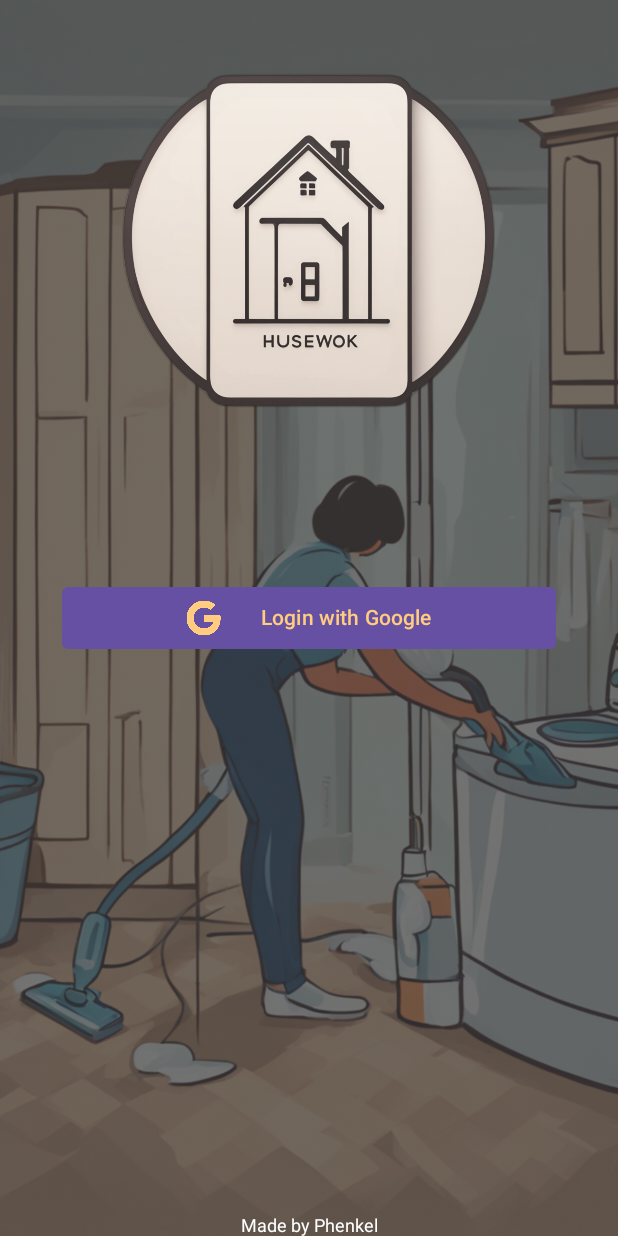
After one commit to Phenkel/Abschlussprojekt_Kotlin_Husewok, an Android app built with Jetpack Compose: the LoginScreen screen opened through its navigation route, on a phone screen of 412 x 824 dp. The commit adds this screen. Run offline under Robolectric (Android 15) with nearby library versions, the phone set to English and light mode, and no system bars; our stand-ins replace Room's generated code, constraintlayout-compose; libraries missing offline, so code that uses them is left out: com.exyte.animatednavbar; 1 statement that could not run was skipped.

Commit message:
feat: Navigation
Add navigation

```diff
--- a/app/build.gradle.kts
+++ b/app/build.gradle.kts
@@ -106,4 +106,6 @@ dependencies {
     implementation("com.github.popovanton0:heart-switch:1.4.0")
 
     implementation("com.github.SimformSolutionsPvtLtd:SSJetpackComposeSwipeableView:1.0.1")
+
+    implementation("androidx.navigation:navigation-compose:2.7.4")
 }
--- /dev/null
+++ b/app/src/main/java/com/example/abschlussprojekt_husewok/ui/Navigation.kt
@@ -0,0 +1,24 @@
+package com.example.abschlussprojekt_husewok.ui
+
+import androidx.compose.runtime.Composable
+import androidx.navigation.NavHostController
+import androidx.navigation.compose.NavHost
+import androidx.navigation.compose.composable
+import com.example.abschlussprojekt_husewok.ui.theme.layout.AddTaskScreen
+import com.example.abschlussprojekt_husewok.ui.theme.layout.DetailScreen
+import com.example.abschlussprojekt_husewok.ui.theme.layout.HomeScreen
+import com.example.abschlussprojekt_husewok.ui.theme.layout.ListScreen
+import com.example.abschlussprojekt_husewok.ui.theme.layout.LoginScreen
+import com.example.abschlussprojekt_husewok.ui.theme.layout.ProfileScreen
+
+@Composable
+fun NavigationAppHost(navController: NavHostController) {
+    NavHost(navController = navController, startDestination = "Home") {
+        composable("login") { LoginScreen(navController) }
+        composable("home") { HomeScreen(navController) }
+        composable("list") { ListScreen(navController) }
+        composable("detail") { DetailScreen(navController) }
+        composable("addTask") { AddTaskScreen(navController) }
+        composable("profile") { ProfileScreen(navController) }
+    }
+}
--- a/app/src/main/java/com/example/abschlussprojekt_husewok/ui/components/AnimatedBottomAppBar.kt
+++ b/app/src/main/java/com/example/abschlussprojekt_husewok/ui/components/AnimatedBottomAppBar.kt
@@ -7,12 +7,15 @@ import androidx.compose.foundation.layout.height
 import androidx.compose.foundation.layout.size
 import androidx.compose.runtime.Composable
 import androidx.compose.runtime.getValue
+import androidx.compose.runtime.mutableIntStateOf
 import androidx.compose.runtime.mutableStateOf
 import androidx.compose.runtime.remember
 import androidx.compose.runtime.setValue
 import androidx.compose.ui.Alignment
 import androidx.compose.ui.Modifier
 import androidx.compose.ui.tooling.preview.Preview
+import androidx.navigation.NavController
+import androidx.navigation.compose.rememberNavController
 import com.example.abschlussprojekt_husewok.R
 import com.example.abschlussprojekt_husewok.ui.calc.Dimension
 import com.example.abschlussprojekt_husewok.ui.calc.calcDp
@@ -23,21 +26,37 @@ import com.example.abschlussprojekt_husewok.ui.theme.Purple80
 import com.exyte.animatednavbar.AnimatedNavigationBar
 import com.exyte.animatednavbar.items.wigglebutton.WiggleButton
 
-// TODO: Navigation
 @Preview
 @Composable
-fun AnimatedBottomAppBar() {
+fun PreviewAnimatedBottomAppBar() {
+    AnimatedBottomAppBar(
+        navController = rememberNavController(),
+        page = 0,
+        homeSelected = true,
+        listSelected = false,
+        profileSelected = false
+    )
+}
+
+@Composable
+fun AnimatedBottomAppBar(
+    navController: NavController,
+    page: Int,
+    homeSelected: Boolean,
+    listSelected: Boolean,
+    profileSelected: Boolean
+) {
     var selected by remember {
-        mutableStateOf(0)
+        mutableIntStateOf(page)
     }
     var home by remember {
-        mutableStateOf(true)
+        mutableStateOf(homeSelected)
     }
     var list by remember {
-        mutableStateOf(false)
+        mutableStateOf(listSelected)
     }
     var profile by remember {
-        mutableStateOf(false)
+        mutableStateOf(profileSelected)
     }
 
     AnimatedNavigationBar(
@@ -56,6 +75,7 @@ fun AnimatedBottomAppBar() {
                     home = true
                     list = false
                     profile = false
+                    navController.navigate("home")
                 },
                 icon = R.drawable.ic_house,
                 backgroundIcon = R.drawable.ic_circle,
@@ -76,6 +96,7 @@ fun AnimatedBottomAppBar() {
                     home = false
                     list = true
                     profile = false
+                    navController.navigate("list")
                 },
                 icon = R.drawable.ic_list,
                 backgroundIcon = R.drawable.ic_circle,
@@ -96,6 +117,7 @@ fun AnimatedBottomAppBar() {
                     home = false
                     list = false
                     profile = true
+                    navController.navigate("profile")
                 },
                 icon = R.drawable.ic_profile,
                 backgroundIcon = R.drawable.ic_circle,
--- a/app/src/main/java/com/example/abschlussprojekt_husewok/ui/theme/layout/HomeScreen.kt
+++ b/app/src/main/java/com/example/abschlussprojekt_husewok/ui/theme/layout/HomeScreen.kt
@@ -19,12 +19,20 @@ import androidx.compose.ui.graphics.Color
 import androidx.compose.ui.layout.ContentScale
 import androidx.compose.ui.res.painterResource
 import androidx.compose.ui.tooling.preview.Preview
+import androidx.navigation.NavController
+import androidx.navigation.compose.rememberNavController
 import com.example.abschlussprojekt_husewok.R
 import com.example.abschlussprojekt_husewok.data.model.Housework
 import com.example.abschlussprojekt_husewok.ui.components.AnimatedBottomAppBar
 import com.example.abschlussprojekt_husewok.ui.components.HomeScreenTopAppBar
 import com.example.abschlussprojekt_husewok.ui.components.HomescreenCard
 import com.example.abschlussprojekt_husewok.ui.theme.backgroundGrey
+
+@Preview
+@Composable
+fun previewHomeScreen() {
+    HomeScreen(navController = rememberNavController())
+}
 
 /**
  * Composable function to display the home screen.
@@ -33,19 +41,20 @@ import com.example.abschlussprojekt_husewok.ui.theme.backgroundGrey
  * TODO: Buttons onClick
  */
 @OptIn(ExperimentalMaterial3Api::class)
-@Preview
 @Composable
-fun HomeScreen() {
+fun HomeScreen(navController: NavController) {
     // Create a state variable for the active housework
     val activeHousework by remember {
-        mutableStateOf(Housework(
+        mutableStateOf(
+            Housework(
                 image = R.drawable.img_organize_paperwork,
                 title = "Organize Paperwork",
                 task1 = "Sort and organize documents",
                 task2 = "File important papers",
                 task3 = "Shred or discard unnecessary documents",
                 lockDurationDays = 1
-        ))
+            )
+        )
     }
 
     // Create a state variable for the available skip coins
@@ -54,8 +63,7 @@ fun HomeScreen() {
     }
 
     // Define the layout for the screen
-    Scaffold(
-        containerColor = Color.Transparent,
+    Scaffold(containerColor = Color.Transparent,
         modifier = Modifier
             .background(color = backgroundGrey)
             .paint(
@@ -68,7 +76,7 @@ fun HomeScreen() {
         topBar = { HomeScreenTopAppBar() },
 
         // Display a bottomAppBar
-        bottomBar = { AnimatedBottomAppBar() },
+        bottomBar = { AnimatedBottomAppBar(navController, 0, true, false, false) },
 
         // Display the content of the layout
         content = { innerPadding ->
@@ -83,23 +91,16 @@ fun HomeScreen() {
             ) {
 
                 // Display a card to show the active housework
-                HomescreenCard(
-                    skipButtonEnabled = skipCoins > 0,
-                    skipButtonOnClick = {
+                HomescreenCard(skipButtonEnabled = skipCoins > 0, skipButtonOnClick = {
                     // TODO
-                    },
-                    doneButtonOnClick = {
+                }, doneButtonOnClick = {
                     // TODO
-                    },
-                    fabOnClick = {
+                }, fabOnClick = {
                     // TODO
-                    },
-                    iconButtonOnClick = {
+                }, iconButtonOnClick = {
                     // TODO
-                    },
-                    housework = activeHousework
+                }, housework = activeHousework
                 )
             }
+        })
 }
-    )
-}
--- /dev/null
+++ b/app/src/main/java/com/example/abschlussprojekt_husewok/ui/theme/layout/LoginScreen.kt
@@ -0,0 +1,113 @@
+package com.example.abschlussprojekt_husewok.ui.theme.layout
+
+import androidx.compose.foundation.Image
+import androidx.compose.foundation.background
+import androidx.compose.foundation.layout.Spacer
+import androidx.compose.foundation.layout.fillMaxSize
+import androidx.compose.foundation.layout.fillMaxWidth
+import androidx.compose.foundation.layout.height
+import androidx.compose.foundation.layout.padding
+import androidx.compose.foundation.layout.size
+import androidx.compose.foundation.layout.width
+import androidx.compose.material3.Button
+import androidx.compose.material3.ButtonDefaults
+import androidx.compose.material3.ExperimentalMaterial3Api
+import androidx.compose.material3.Icon
+import androidx.compose.material3.Scaffold
+import androidx.compose.material3.ShapeDefaults
+import androidx.compose.material3.Text
+import androidx.compose.runtime.Composable
+import androidx.compose.ui.Modifier
+import androidx.compose.ui.draw.paint
+import androidx.compose.ui.graphics.Color
+import androidx.compose.ui.layout.ContentScale
+import androidx.compose.ui.res.painterResource
+import androidx.compose.ui.tooling.preview.Preview
+import androidx.constraintlayout.compose.ConstraintLayout
+import androidx.navigation.NavController
+import androidx.navigation.compose.rememberNavController
+import com.example.abschlussprojekt_husewok.R
+import com.example.abschlussprojekt_husewok.ui.calc.Dimension
+import com.example.abschlussprojekt_husewok.ui.calc.calcDp
+import com.example.abschlussprojekt_husewok.ui.calc.calcSp
+import com.example.abschlussprojekt_husewok.ui.theme.Orange80
+import com.example.abschlussprojekt_husewok.ui.theme.Purple40
+import com.example.abschlussprojekt_husewok.ui.theme.backgroundGrey
+
+@Preview
+@Composable
+fun previewLoginScreen() {
+    LoginScreen(navController = rememberNavController())
+}
+
+@OptIn(ExperimentalMaterial3Api::class)
+@Composable
+fun LoginScreen(navController: NavController) {
+    Scaffold(containerColor = Color.Transparent,
+        modifier = Modifier
+            .background(color = backgroundGrey)
+            .paint(
+                painter = painterResource(id = R.drawable.background),
+                contentScale = ContentScale.Crop,
+                alpha = 0.333f
+            ),
+
+        content = { innerPadding ->
+
+            ConstraintLayout(
+                modifier = Modifier
+                    .fillMaxSize(1f)
+                    .padding(innerPadding)
+            ) {
+                val (image, button, text) = createRefs()
+
+                Image(
+                    painter = painterResource(id = R.drawable.logo),
+                    contentDescription = null,
+                    modifier = Modifier
+                        .constrainAs(image) {
+                            top.linkTo(parent.top)
+                            centerHorizontallyTo(parent)
+                        }
+                        .size(calcDp(percentage = 0.8f, dimension = Dimension.Width))
+                )
+
+                Button(shape = ShapeDefaults.ExtraSmall, colors = ButtonDefaults.buttonColors(
+                    containerColor = Purple40, contentColor = Orange80
+                ), modifier = Modifier
+                    .constrainAs(button) {
+                        centerTo(parent)
+                    }
+                    .width(
+                        calcDp(
+                            percentage = 0.8f, dimension = Dimension.Width
+                        )
+                    )
+                    .height(
+                        calcDp(
+                            percentage = 0.05f, dimension = Dimension.Height
+                        )
+                    ), onClick = { /*TODO*/ }) {
+                    Icon(
+                        painter = painterResource(id = R.drawable.google_logo),
+                        contentDescription = null
+                    )
+                    Spacer(modifier = Modifier.fillMaxWidth(0.1f))
+                    Text(
+                        text = "Login with Google"
+                    )
+                }
+
+                Text(
+                    text = "Made by Phenkel",
+                    color = Color.White,
+                    fontSize = calcSp(percentage = 0.05f),
+                    modifier = Modifier
+                        .constrainAs(text){
+                            bottom.linkTo(parent.bottom)
+                            centerHorizontallyTo(parent)
+                        }
+                )
+            }
+        })
+}
```
Also changed, not shown: app/src/main/java/com/example/abschlussprojekt_husewok/MainActivity.kt (+4 -49 lines), app/src/main/java/com/example/abschlussprojekt_husewok/ui/theme/layout/AddTaskScreen.kt (+10 -3 lines), app/src/main/java/com/example/abschlussprojekt_husewok/ui/theme/layout/DetailScreen.kt (+10 -3 lines), app/src/main/java/com/example/abschlussprojekt_husewok/ui/theme/layout/ListScreen.kt (+28 -14 lines), app/src/main/java/com/example/abschlussprojekt_husewok/ui/theme/layout/Profilescreen.kt (+50 -32 lines), app/src/main/res/drawable/google_logo.png (added). Lines whose indentation alone changed are shown as unchanged.
